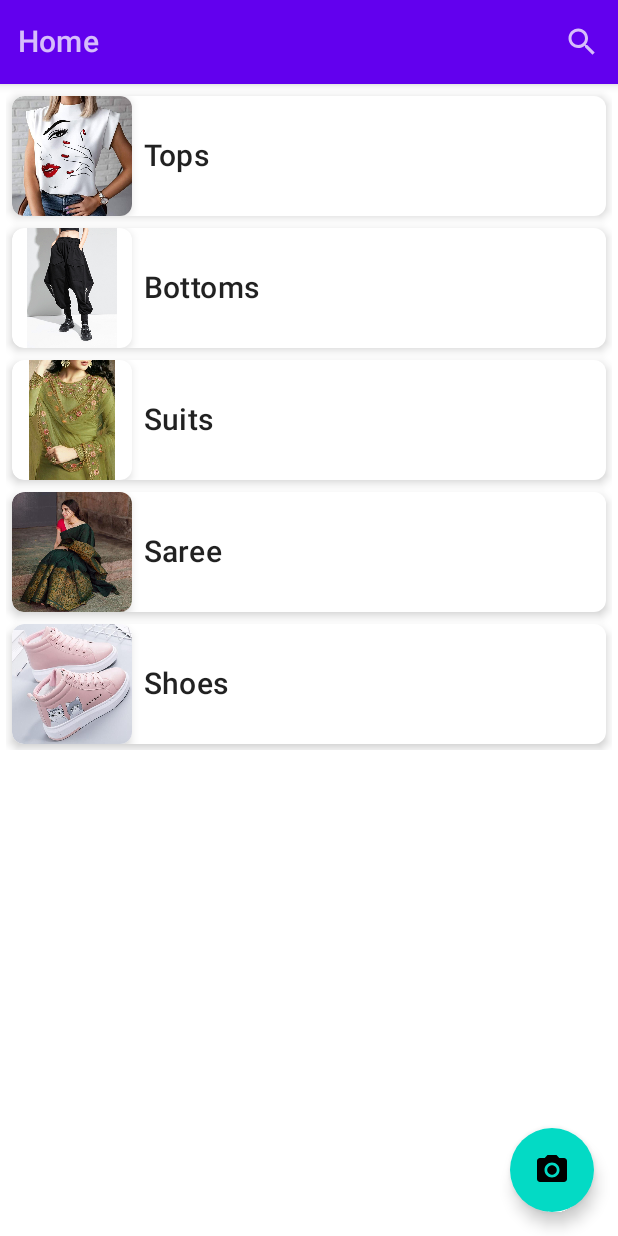
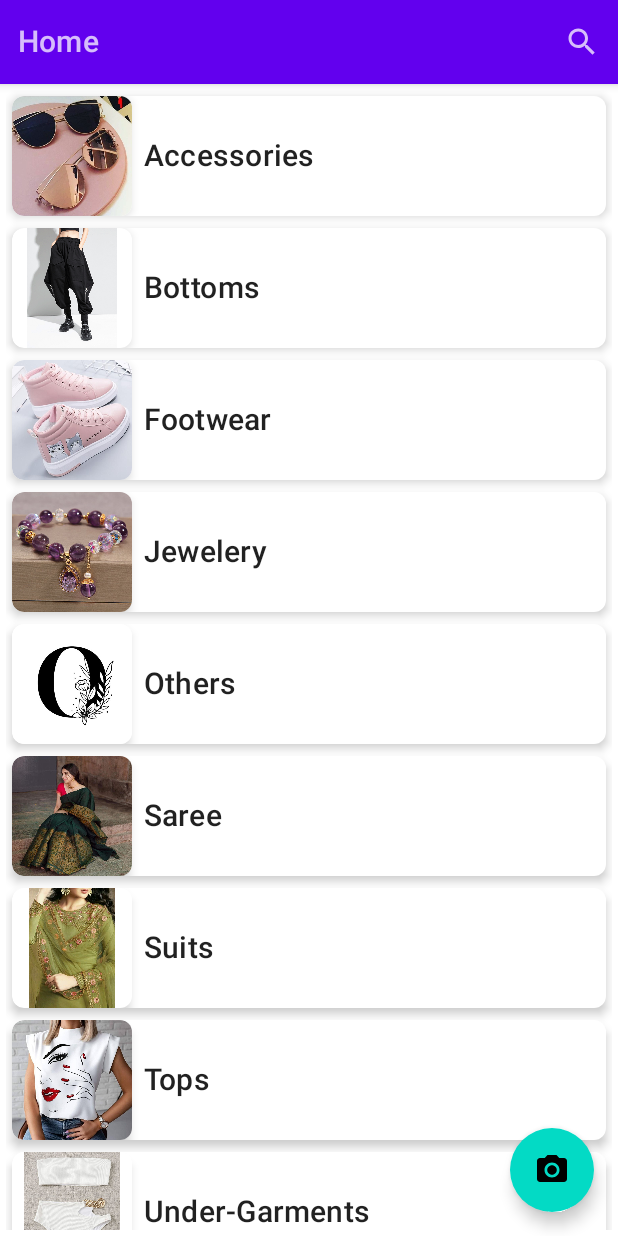
Before and after one commit to Mohammad-Aftab/VirtualCloset, an Android app built with Jetpack Compose: the screen it shows after launch (MainActivity), on a phone screen of 412 x 824 dp. Run offline under Robolectric (Android 15) with nearby library versions, the phone set to English and light mode, and no system bars; our stand-ins replace Dagger/Hilt's generated code, Room's generated code; libraries missing offline, so code that uses them is left out: com.bumptech.glide; missing, so only their content is drawn: PermissionRequired; 1 statement that could not run was skipped.

Commit message:
Commit 23012023001

```diff
--- a/app/src/main/java/com/lordsam/virtualcloset/models/CategoryModel.kt
+++ b/app/src/main/java/com/lordsam/virtualcloset/models/CategoryModel.kt
@@ -6,23 +6,39 @@ import com.lordsam.virtualcloset.data.CategoryData
 
 fun categoryList() = listOf(
     CategoryData(
-        imageID = R.drawable.top,
-        text = "Tops"
+        imageID = R.drawable.accessories,
+        text = "Accessories"
     ),
     CategoryData(
         imageID = R.drawable.bottom,
         text = "Bottoms"
     ),
     CategoryData(
-        imageID = R.drawable.suit,
-        text = "Suits"
+        imageID = R.drawable.shoe,
+        text = "Footwear"
+    ),
+    CategoryData(
+        imageID = R.drawable.jewelery,
+        text = "Jewelery"
+    ),
+    CategoryData(
+        imageID = R.drawable.others,
+        text = "Others"
     ),
     CategoryData(
         imageID = R.drawable.saree,
         text = "Saree"
     ),
     CategoryData(
-        imageID = R.drawable.shoe,
-        text = "Shoes"
+        imageID = R.drawable.suit,
+        text = "Suits"
+    ),
+    CategoryData(
+        imageID = R.drawable.top,
+        text = "Tops"
+    ),
+    CategoryData(
+        imageID = R.drawable.bikini,
+        text = "Under-Garments"
     ),
 )
--- a/app/src/main/java/com/lordsam/virtualcloset/screens/CameraScreen.kt
+++ b/app/src/main/java/com/lordsam/virtualcloset/screens/CameraScreen.kt
@@ -80,7 +80,8 @@ fun ImageManger(navController: NavController, photoUri: Uri) {
                     painter = painterResource(id = R.drawable.baseline_clear_24),
                     contentDescription = "Delete",
                     modifier = Modifier
-                        .size(80.dp)
+                        .padding(4.dp)
+                        .size(64.dp)
                         .clickable {
                             //Delete photo
                             photoUri
@@ -94,7 +95,8 @@ fun ImageManger(navController: NavController, photoUri: Uri) {
                     painter = painterResource(id = R.drawable.baseline_check_24),
                     contentDescription = "Delete",
                     modifier = Modifier
-                        .size(80.dp)
+                        .padding(4.dp)
+                        .size(64.dp)
                         .clickable {
                             val encodedUri = Uri.encode(photoUri.toString(), "photoUri")
                             Log.d("uri", "ImageManger: $encodedUri")
--- /dev/null
+++ b/app/src/main/res/drawable/baseline_camera_24.xml
@@ -0,0 +1,5 @@
+<vector android:height="24dp" android:tint="#000000"
+    android:viewportHeight="24" android:viewportWidth="24"
+    android:width="24dp" xmlns:android="http://schemas.android.com/apk/res/android">
+    <path android:fillColor="@android:color/white" android:pathData="M9.4,10.5l4.77,-8.26C13.47,2.09 12.75,2 12,2c-2.4,0 -4.6,0.85 -6.32,2.25l3.66,6.35 0.06,-0.1zM21.54,9c-0.92,-2.92 -3.15,-5.26 -6,-6.34L11.88,9h9.66zM21.8,10h-7.49l0.29,0.5 4.76,8.25C21,16.97 22,14.61 22,12c0,-0.69 -0.07,-1.35 -0.2,-2zM8.54,12l-3.9,-6.75C3.01,7.03 2,9.39 2,12c0,0.69 0.07,1.35 0.2,2h7.49l-1.15,-2zM2.46,15c0.92,2.92 3.15,5.26 6,6.34L12.12,15L2.46,15zM13.73,15l-3.9,6.76c0.7,0.15 1.42,0.24 2.17,0.24 2.4,0 4.6,-0.85 6.32,-2.25l-3.66,-6.35 -0.93,1.6z"/>
+</vector>
```
Also changed, not shown: app/src/main/java/com/lordsam/virtualcloset/camera/CameraView.kt (+15 -10 lines), app/src/main/java/com/lordsam/virtualcloset/models/Categories.kt (+8 -4 lines), app/src/main/res/drawable/baseline_flip_camera_android_24.xml (added, +7 -0 lines), app/src/main/res/drawable/accessories.jpg (added), app/src/main/res/drawable/bikini.jpg (added), app/src/main/res/drawable/jewelery.jpg (added), app/src/main/res/drawable/others.jpg (added).
